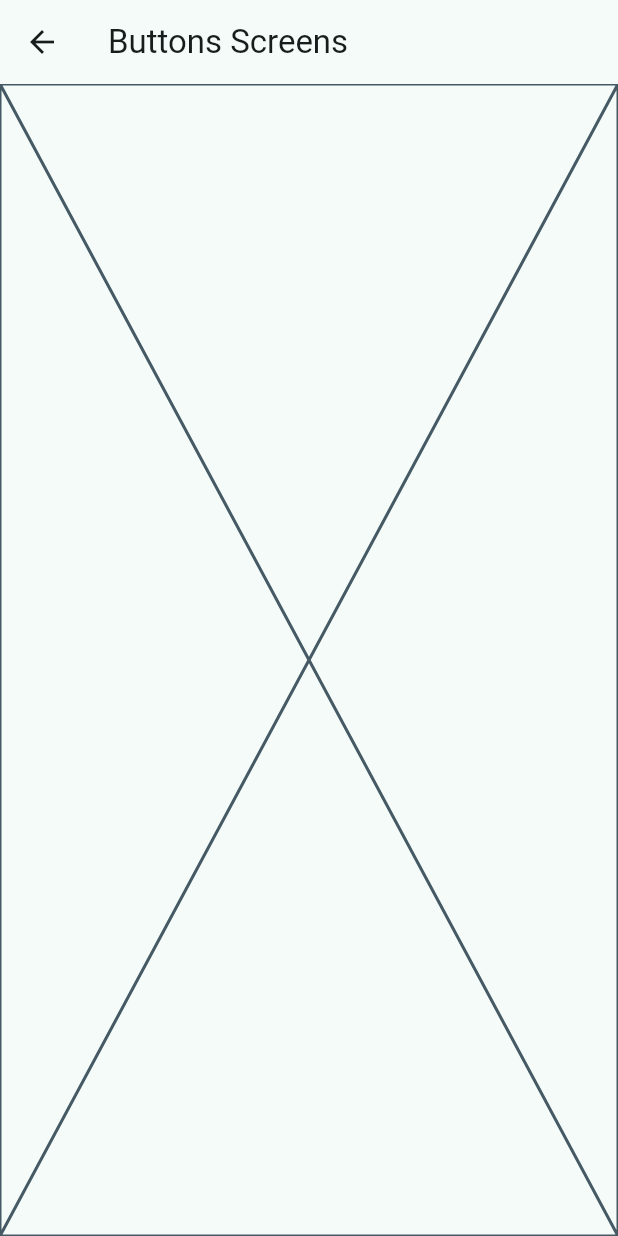
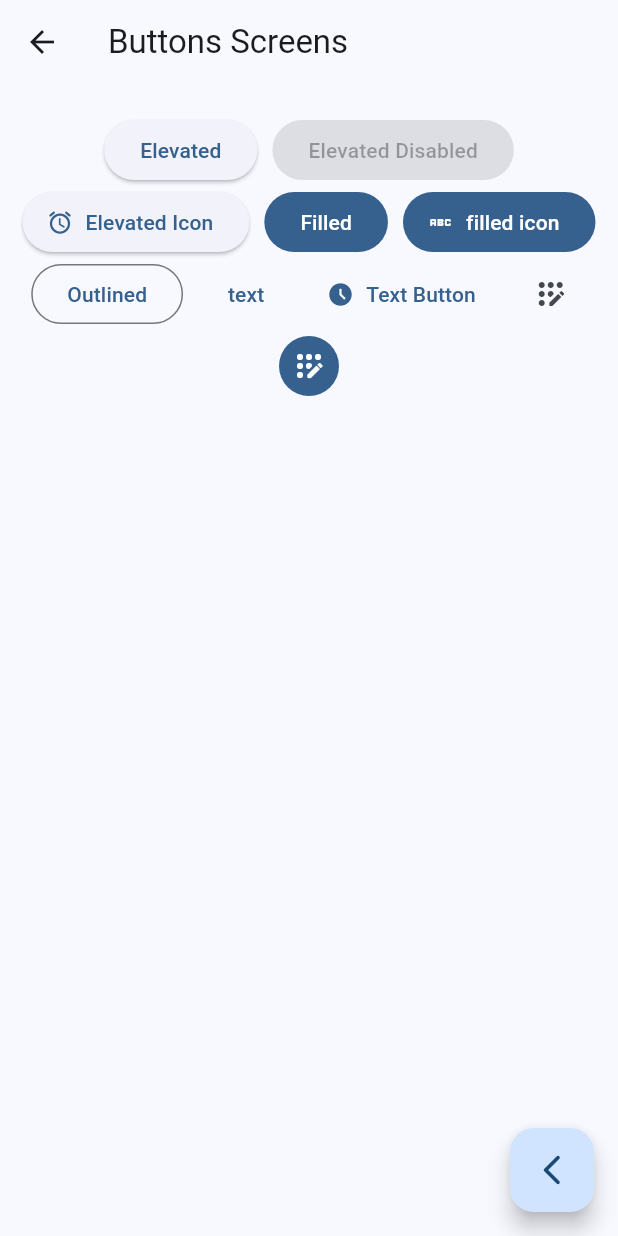
Before and after one commit to EdwarAlexander/widgets_app, a Flutter app: the screen it shows after launch, after a tap on "Botones", on a phone screen of 412 x 824 dp. Run offline on Flutter 3.47's test engine with Material 2 defaults, Android fonts, the phone set to English and light mode, and no system bars; our stand-ins replace go_router.

Commit message:
chore:creacion de buttons

```diff
--- a/lib/main.dart
+++ b/lib/main.dart
@@ -14,7 +14,7 @@ class MainApp extends StatelessWidget {
     return MaterialApp.router(
       routerConfig: appRouter,
       debugShowCheckedModeBanner: false,
-      theme: AppTheme(selectColor: 1).getTheme(),
+      theme: AppTheme(selectColor: 0).getTheme(),
     );
   }
 }
--- a/lib/presentation/screens/buttons/buttons_screen.dart
+++ b/lib/presentation/screens/buttons/buttons_screen.dart
@@ -1,4 +1,5 @@
 import 'package:flutter/material.dart';
+import 'package:go_router/go_router.dart';
 
 class ButtonsScreen extends StatelessWidget {
 
@@ -12,7 +13,54 @@ class ButtonsScreen extends StatelessWidget {
       appBar: AppBar(
         title: const Text('Buttons Screens'),
       ),
-      body: const Placeholder(),
+      body: const _ButtonsView(),
+      floatingActionButton: FloatingActionButton(
+        child: const Icon(Icons.arrow_back_ios_new_rounded),
+        onPressed:() {
+          context.pop();
+        },
+      ),
     );
   }
 }
+
+class _ButtonsView extends StatelessWidget {
+  const _ButtonsView();
+
+  @override
+  Widget build(BuildContext context) {
+    final colors = Theme.of(context).colorScheme;
+    return SizedBox(
+      width: double.infinity,
+      child: Padding(
+        padding: const EdgeInsets.symmetric(horizontal: 10, vertical: 20),
+        child: Wrap(
+          spacing: 10,
+          alignment: WrapAlignment.center,
+          children: [
+            ElevatedButton(onPressed: (){}, child: const Text('Elevated')),
+            const ElevatedButton(onPressed: null, child: Text('Elevated Disabled')),
+            ElevatedButton.icon(
+              onPressed: (){},
+              icon: const Icon(Icons.access_alarm_rounded),
+              label: const Text('Elevated Icon')),
+            FilledButton(onPressed: (){}, child: const Text('Filled')),
+            FilledButton.icon(onPressed: (){}, icon: const Icon(Icons.abc_outlined), label: const Text('filled icon')),
+            OutlinedButton(onPressed: (){}, child: const Text('Outlined')),
+            TextButton(onPressed: (){}, child: const Text('text')),
+            TextButton.icon(onPressed: (){}, icon: const Icon(Icons.access_time_filled_outlined), label: const Text('Text Button')),
+            IconButton(onPressed: (){}, icon: const Icon(Icons.app_registration_rounded)),
+            IconButton(
+              onPressed: (){},
+              icon: const Icon(Icons.app_registration_rounded),
+              style: ButtonStyle(
+                backgroundColor: MaterialStatePropertyAll(colors.primary),
+                iconColor: const MaterialStatePropertyAll(Colors.white)
+              ),
+            )
+          ],
+        ),
+      ),
+    );
+  }
+}
```
